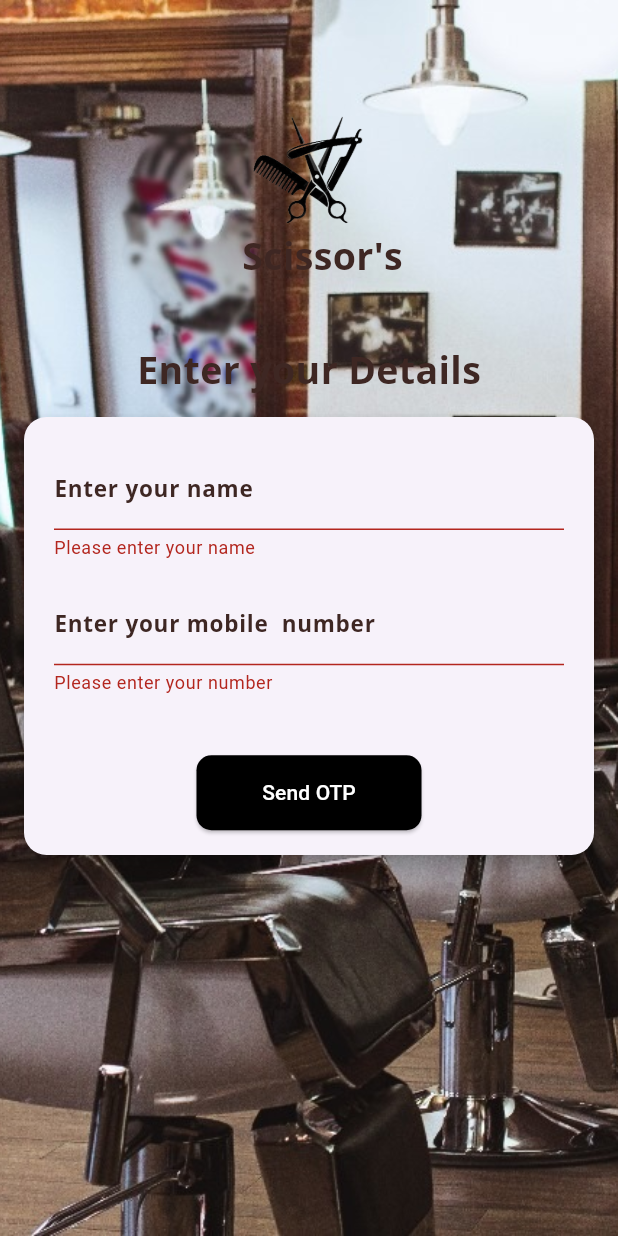
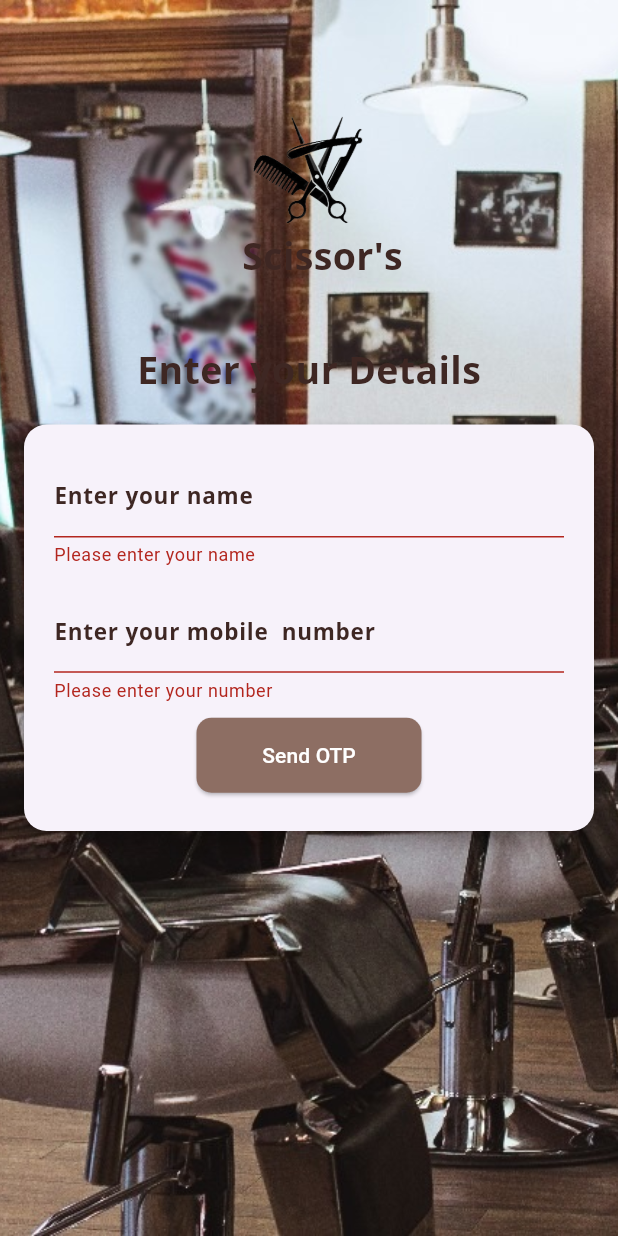
Before and after one commit to ChakaliMadhu6302769895/scissors_salon_project, a Flutter app: the LoginPage screen opened directly with empty values, after a tap on "Send OTP", on a phone screen of 412 x 824 dp. Run offline on Flutter 3.47's test engine with Material 3 defaults, Android fonts, the phone set to English and light mode, and no system bars; our stand-ins replace cloud_firestore, firebase_auth, firebase_core, google_fonts; accounts and stored records are empty.

Commit message:
This code contains up to Backend.

```diff
--- a/lib/authentication/login_page.dart
+++ b/lib/authentication/login_page.dart
@@ -8,17 +8,14 @@ class LoginPage extends StatefulWidget {
   final List<String> selectedTimeSlots;
 
   const LoginPage({
-    Key? key,
-    required this.selectedDate,
-    required this.selectedTimeSlots,
-  }) : super(key: key);
+    Key? key, required this.selectedDate,
+    required this.selectedTimeSlots,}):
+        super(key: key);
 
   @override
   State<LoginPage> createState() => _LoginPageState();
 }
-
 bool _isButtonPressed = false;
-
 class _LoginPageState extends State<LoginPage>
     with SingleTickerProviderStateMixin {
   late AnimationController _controller;
@@ -45,12 +42,13 @@ class _LoginPageState extends State<LoginPage>
   @override
   Widget build(BuildContext context) {
     return Scaffold(
-        body: Stack(children: [
+        body: Stack(
+            children: [
               Container(
                 decoration: BoxDecoration(
                   image: DecorationImage(
                     opacity: 200,
-            image: AssetImage('assets/background.jpg'),
+                    image: AssetImage("assets/background.jpg"),
                     fit: BoxFit.cover,
                   ),
                 ),
@@ -69,11 +67,11 @@ class _LoginPageState extends State<LoginPage>
                               width: 80,
                               fit: BoxFit.contain,
                             ),
-                    Row(mainAxisAlignment: MainAxisAlignment.center, children: [
+                            Row(
+                                mainAxisAlignment: MainAxisAlignment.center,
+                                children: [
                                   Padding(padding: EdgeInsets.symmetric(horizontal: 9)),
-                      Text(
-                        "Scissor's",
-                        style: GoogleFonts.openSans(
+                                  Text("Scissor's",style: GoogleFonts.openSans(
                                     textStyle: TextStyle(
                                         color: Colors.brown[900],
                                         fontSize: 25,
@@ -99,11 +97,11 @@ class _LoginPageState extends State<LoginPage>
                                 ),
                               ],
                             ),
-                    SizedBox(height: 10,),
+                            SizedBox(height: 15,),
                             Center(
-                      child: Container(
-                        constraints:
-                            BoxConstraints(maxWidth: 430, maxHeight: 300),
+                              child:Container(
+
+                                constraints: BoxConstraints(maxWidth: 430,maxHeight: 279),
                                 child: Card(
                                   elevation: 5,
                                   shape: RoundedRectangleBorder(
@@ -113,7 +111,8 @@ class _LoginPageState extends State<LoginPage>
                                     padding: const EdgeInsets.all(20.0),
                                     child: Form(
                                       key: _formKey,
-                              child: Column(children: [
+                                      child: Column(
+                                          children: [
                                             TextFormField(
                                               cursorColor: Colors.brown,
                                               controller: _nameController,
@@ -136,8 +135,7 @@ class _LoginPageState extends State<LoginPage>
                                                 ),
                                                 focusedBorder: OutlineInputBorder(
                                                   borderSide: BorderSide(
-                                          color: Colors.brown, width: 1.0
-                                      ),
+                                                      color: Colors.brown, width: 1.0),
                                                   borderRadius: BorderRadius.circular(8),
                                                 ),
                                               ),
@@ -166,8 +164,7 @@ class _LoginPageState extends State<LoginPage>
                                                 enabledBorder: OutlineInputBorder(
                                                   borderSide: BorderSide(
                                                       color: Colors.brown, width: 1.0),
-                                      borderRadius: BorderRadius.circular(8
-                                      ),
+                                                  borderRadius: BorderRadius.circular(8),
                                                 ),
                                                 focusedBorder: OutlineInputBorder(
                                                   borderSide: BorderSide(
@@ -187,25 +184,25 @@ class _LoginPageState extends State<LoginPage>
                                                 return null;
                                               },
                                             ),
-                                SizedBox(height: 40),
+                                            SizedBox(height: 10),
                                             SizedBox(
                                               height: 50,
                                               width: 150,
-                                  child: ElevatedButton(
+                                              child:ElevatedButton(
                                                 onPressed: () {
                                                   setState(() {
                                                     _isButtonPressed = !_isButtonPressed;
                                                   });
                                                   if (_formKey.currentState!.validate()) {
+                                                    AuthService authService = AuthService();
                                                     AuthService.sentOtp(
                                                       phone: _phoneController.text,
                                                       errorStep: () {
-                                            ScaffoldMessenger.of(context)
-                                                .showSnackBar(
+                                                        ScaffoldMessenger.of(context).showSnackBar(
                                                           SnackBar(
                                                             content: Text(
                                                               "Error in sending OTP",
-                                                  style: GoogleFonts.openSans(
+                                                              style:  GoogleFonts.openSans(
                                                                 textStyle: TextStyle(
                                                                   color: Colors.brown[900],
                                                                   fontSize: 15,
@@ -222,10 +219,8 @@ class _LoginPageState extends State<LoginPage>
                                                           builder: (context) => AlertDialog(
                                                             title: Text("OTP Verification"),
                                                             content: Column(
-                                                  mainAxisSize:
-                                                      MainAxisSize.min,
-                                                  crossAxisAlignment:
-                                                      CrossAxisAlignment.start,
+                                                              mainAxisSize: MainAxisSize.min,
+                                                              crossAxisAlignment: CrossAxisAlignment.start,
                                                               children: [
                                                                 Text("Enter 6 digit OTP"),
                                                                 SizedBox(height: 12),
@@ -239,11 +234,18 @@ class _LoginPageState extends State<LoginPage>
                                                                     decoration: InputDecoration(
                                                                       labelText: "Enter OTP",
                                                                       labelStyle: TextStyle(color: Colors.brown),
-                                                          border: OutlineInputBorder(borderRadius: BorderRadius.circular(8),),
-                                                          enabledBorder: OutlineInputBorder(borderSide: BorderSide(color: Colors.brown, width: 1.0),
-                                                            borderRadius: BorderRadius.circular(8),),
-                                                          focusedBorder: OutlineInputBorder(borderSide: BorderSide(color: Colors.brown, width: 1.0),
-                                                            borderRadius: BorderRadius.circular(8),),
+
+                                                                      border: OutlineInputBorder(
+                                                                        borderRadius: BorderRadius.circular(8),
+                                                                      ),
+                                                                      enabledBorder: OutlineInputBorder(
+                                                                        borderSide: BorderSide(color: Colors.brown, width: 1.0),
+                                                                        borderRadius: BorderRadius.circular(8),
+                                                                      ),
+                                                                      focusedBorder: OutlineInputBorder(
+                                                                        borderSide: BorderSide(color: Colors.brown, width: 1.0),
+                                                                        borderRadius: BorderRadius.circular(8),
+                                                                      ),
                                                                     ),
                                                                     validator: (value) {
                                                                       if (value!.length != 6) {
@@ -260,22 +262,34 @@ class _LoginPageState extends State<LoginPage>
                                                                     ElevatedButton(
                                                                       onPressed: () {
                                                                         if (_formKey1.currentState!.validate()) {
-                                                              AuthService.loginWithOtp(otp: _otpController.text,).then((value) {
+                                                                          AuthService.loginWithOtp(
+                                                                            otp: _otpController.text,
+                                                                          ).then((value) {
                                                                             if (value == "Success") {
-                                                                  Navigator.pop(context); // Close the OTP verification dialog
-                                                                  Navigator.pushReplacement(context, MaterialPageRoute(
-                                                                    builder: (context) => ConfirmationScreen(
+                                                                              authService.saveUserData(
                                                                                 name: _nameController.text,
                                                                                 phoneNumber: _phoneController.text,
                                                                                 selectedDate: widget.selectedDate,
                                                                                 selectedTimeSlots: widget.selectedTimeSlots,
+                                                                              );
+                                                                              Navigator.pop(context);
+                                                                              Navigator.pushReplacement(
+                                                                                context,
+                                                                                MaterialPageRoute(
+                                                                                  builder: (context) =>  ConfirmationScreen (name: _nameController.text,
+                                                                                    phoneNumber: _phoneController.text,
+                                                                                    selectedDate:widget.selectedDate ,
+                                                                                    selectedTimeSlots:widget.selectedTimeSlots ,
                                                                                   ),
                                                                                 ),
                                                                               );
                                                                             } else {
                                                                               ScaffoldMessenger.of(context).showSnackBar(
-                                                                    SnackBar(content: Text(value,
-                                                                        style: TextStyle(color: Colors.white),),
+                                                                                SnackBar(
+                                                                                  content: Text(
+                                                                                    value,
+                                                                                    style: TextStyle(color: Colors.white),
+                                                                                  ),
                                                                                   backgroundColor: Colors.red,
                                                                                 ),
                                                                               );
@@ -283,16 +297,18 @@ class _LoginPageState extends State<LoginPage>
                                                                           });
                                                                         }
                                                                       },
-                                                          child: Text("Submit",
+                                                                      child: Text(
+                                                                        "Submit",
                                                                         style: GoogleFonts.openSans(
-                                                              textStyle: TextStyle(color: Colors.white,
+                                                                          textStyle: TextStyle(
+                                                                            color: Colors.white,
                                                                             fontSize: 15,
                                                                           ),
                                                                         ),
                                                                       ),
                                                                       style: ElevatedButton.styleFrom(
                                                                         fixedSize: Size(150, 50),
-                                                            primary: Colors.brown,
+                                                                        primary: Colors.brown[900],
                                                                       ),
                                                                     ),
                                                                   ],
@@ -310,26 +326,25 @@ class _LoginPageState extends State<LoginPage>
                                                   style: TextStyle(color: Colors.white),
                                                 ),
                                                 style: ElevatedButton.styleFrom(
-                                      primary: _isButtonPressed
-                                          ? Colors.black
-                                          : Colors.brown,
+                                                  primary: _isButtonPressed ? Colors.brown[400] : Colors.brown[900],
                                                   onPrimary: Colors.black,
                                                   minimumSize: Size(0, 10),
-                                      padding: EdgeInsets.symmetric(
-                                          vertical: 10, horizontal: 20),
+                                                  padding: EdgeInsets.symmetric(vertical: 10, horizontal: 20),
                                                   shape: RoundedRectangleBorder(
                                                     borderRadius: BorderRadius.circular(10),
                                                   ),
                                                 ),
                                               ),
                                             )
-                              ]),
+                                          ]
                                       ),
                                     ),
                                   ),
                                 ),
                               ),
-                  ]),
+                            ),
+                          ]
+                      ),
                     ),
                   ],
                 ),
--- a/lib/timeslot/bookingslot_screen.dart
+++ b/lib/timeslot/bookingslot_screen.dart
@@ -1,8 +1,8 @@
+import 'package:cloud_firestore/cloud_firestore.dart';
 import 'package:flutter/material.dart';
 import 'package:intl/intl.dart';
 import '../../themes/theme.dart';
 import '../authentication/login_page.dart';
-
 
 class BookingSlotScreen extends StatefulWidget {
   @override
@@ -164,7 +164,8 @@ class HorizontalWeekCalendarPackage extends StatefulWidget {
       _HorizontalWeekCalendarPackageState();
 }
 
-class _HorizontalWeekCalendarPackageState extends State<HorizontalWeekCalendarPackage> {
+class _HorizontalWeekCalendarPackageState
+    extends State<HorizontalWeekCalendarPackage> {
   @override
   Widget build(BuildContext context) {
     return Padding(
@@ -287,5 +288,4 @@ class _HorizontalWeekCalendarPackageState extends State<HorizontalWeekCalendarPa
   String formattedDate(DateTime date) {
     return DateFormat.yMMMMd().format(date);
   }
-
 }
--- a/pubspec.yaml
+++ b/pubspec.yaml
@@ -40,7 +40,8 @@ dependencies:
   intl: ^0.19.0
   firebase_core: ^2.24.1
   firebase_auth: ^4.15.1
-  flutter_local_notifications: ^16.2.0
+  cloud_firestore: ^4.13.6
+
 
 dev_dependencies:
   flutter_test:
```
Also changed, not shown: lib/authentication/auth_service.dart (+21 -4 lines), lib/popupscreen/list_screen.dart (+16 -0 lines), pubspec.lock, 3 other files. Lines whose indentation alone changed are shown as unchanged.
